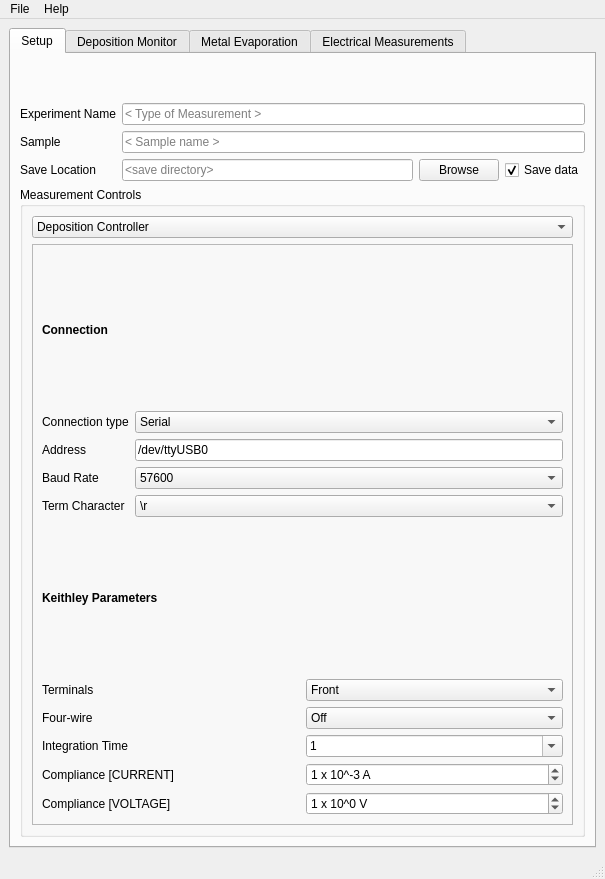
This is src/insitu_ECHO_GUI_2.ui in AFMD/echo-monitor as Qt 5 draws it before an edit. The edited form follows.
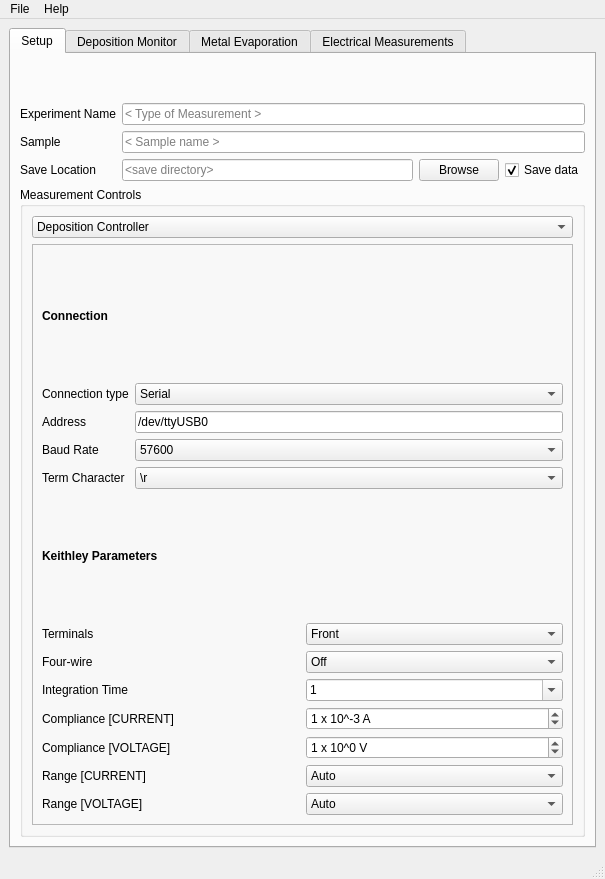
This is the edited form. The open tabs and pages were chosen to show the change. Custom widgets are drawn as their Qt base class.

```diff
--- a/src/insitu_ECHO_GUI_2.ui
+++ b/src/insitu_ECHO_GUI_2.ui
@@ -178,6 +178,456 @@
                <property name="currentIndex">
                 <number>2</number>
                </property>
+               <widget class="QWidget" name="page_deposition">
+                <layout class="QGridLayout" name="gridLayout_18">
+                 <item row="0" column="0">
+                  <layout class="QVBoxLayout" name="verticalLayout_8">
+                   <item>
+                    <layout class="QGridLayout" name="gridLayout_8">
+                     <item row="1" column="0">
+                      <widget class="QLabel" name="label_26">
+                       <property name="text">
+                        <string>Sample time</string>
+                       </property>
+                      </widget>
+                     </item>
+                     <item row="1" column="1">
+                      <widget class="QDoubleSpinBox" name="doubleSpinBox_5">
+                       <property name="accessibleName">
+                        <string>QCM_sampleTime</string>
+                       </property>
+                       <property name="suffix">
+                        <string> seconds</string>
+                       </property>
+                       <property name="decimals">
+                        <number>1</number>
+                       </property>
+                       <property name="maximum">
+                        <double>60.000000000000000</double>
+                       </property>
+                       <property name="value">
+                        <double>1.000000000000000</double>
+                       </property>
+                      </widget>
+                     </item>
+                     <item row="0" column="0">
+                      <widget class="QLabel" name="label_33">
+                       <property name="text">
+                        <string>Serial address</string>
+                       </property>
+                      </widget>
+                     </item>
+                     <item row="0" column="1">
+                      <widget class="QLineEdit" name="lineEdit_4">
+                       <property name="accessibleName">
+                        <string>inficonAddr</string>
+                       </property>
+                       <property name="text">
+                        <string>/dev/ttyS0</string>
+                       </property>
+                       <property name="placeholderText">
+                        <string>/dev/</string>
+                       </property>
+                      </widget>
+                     </item>
+                    </layout>
+                   </item>
+                   <item>
+                    <spacer name="verticalSpacer_3">
+                     <property name="orientation">
+                      <enum>Qt::Vertical</enum>
+                     </property>
+                     <property name="sizeType">
+                      <enum>QSizePolicy::Minimum</enum>
+                     </property>
+                     <property name="sizeHint" stdset="0">
+                      <size>
+                       <width>20</width>
+                       <height>40</height>
+                      </size>
+                     </property>
+                    </spacer>
+                   </item>
+                   <item>
+                    <layout class="QGridLayout" name="gridLayout_9">
+                     <item row="0" column="0">
+                      <widget class="QLabel" name="label_29">
+                       <property name="font">
+                        <font>
+                         <weight>75</weight>
+                         <bold>true</bold>
+                        </font>
+                       </property>
+                       <property name="text">
+                        <string>QCM Channels to monitor:</string>
+                       </property>
+                      </widget>
+                     </item>
+                     <item row="0" column="1">
+                      <widget class="QCheckBox" name="checkBoxQCM1">
+                       <property name="accessibleName">
+                        <string>QCM1</string>
+                       </property>
+                       <property name="layoutDirection">
+                        <enum>Qt::LeftToRight</enum>
+                       </property>
+                       <property name="autoFillBackground">
+                        <bool>false</bool>
+                       </property>
+                       <property name="text">
+                        <string>Channel 1</string>
+                       </property>
+                       <property name="checked">
+                        <bool>true</bool>
+                       </property>
+                      </widget>
+                     </item>
+                     <item row="1" column="1">
+                      <widget class="QCheckBox" name="checkBoxQCM2">
+                       <property name="accessibleName">
+                        <string>QCM2</string>
+                       </property>
+                       <property name="text">
+                        <string>Channel 2</string>
+                       </property>
+                       <property name="checked">
+                        <bool>true</bool>
+                       </property>
+                      </widget>
+                     </item>
+                     <item row="2" column="1">
+                      <widget class="QCheckBox" name="checkBoxQCM3">
+                       <property name="accessibleName">
+                        <string>QCM3</string>
+                       </property>
+                       <property name="text">
+                        <string>Channel 3</string>
+                       </property>
+                      </widget>
+                     </item>
+                     <item row="3" column="1">
+                      <widget class="QCheckBox" name="checkBoxQCM4">
+                       <property name="accessibleName">
+                        <string>QCM4</string>
+                       </property>
+                       <property name="text">
+                        <string>Channel 4</string>
+                       </property>
+                      </widget>
+                     </item>
+                    </layout>
+                   </item>
+                  </layout>
+                 </item>
+                </layout>
+               </widget>
+               <widget class="QWidget" name="page_keithley">
+                <layout class="QGridLayout" name="gridLayout_17">
+                 <item row="0" column="0">
+                  <layout class="QVBoxLayout" name="verticalLayout_5">
+                   <item>
+                    <widget class="QLabel" name="label_22">
+                     <property name="font">
+                      <font>
+                       <weight>75</weight>
+                       <bold>true</bold>
+                      </font>
+                     </property>
+                     <property name="text">
+                      <string>Connection</string>
+                     </property>
+                    </widget>
+                   </item>
+                   <item>
+                    <layout class="QGridLayout" name="gridLayout_5">
+                     <item row="0" column="0">
+                      <widget class="QLabel" name="label_12">
+                       <property name="text">
+                        <string>Connection type</string>
+                       </property>
+                      </widget>
+                     </item>
+                     <item row="2" column="0">
+                      <widget class="QLabel" name="label_13">
+                       <property name="text">
+                        <string>Baud Rate</string>
+                       </property>
+                      </widget>
+                     </item>
+                     <item row="3" column="0">
+                      <widget class="QLabel" name="label_14">
+                       <property name="text">
+                        <string>Term Character</string>
+                       </property>
+                      </widget>
+                     </item>
+                     <item row="2" column="1">
+                      <widget class="QComboBox" name="comboBox_3">
+                       <property name="accessibleName">
+                        <string>baudR</string>
+                       </property>
+                       <item>
+                        <property name="text">
+                         <string>57600</string>
+                        </property>
+                       </item>
+                      </widget>
+                     </item>
+                     <item row="0" column="1">
+                      <widget class="QComboBox" name="comboBox">
+                       <property name="accessibleName">
+                        <string>connectionType</string>
+                       </property>
+                       <item>
+                        <property name="text">
+                         <string>Serial</string>
+                        </property>
+                       </item>
+                       <item>
+                        <property name="text">
+                         <string>GPIB</string>
+                        </property>
+                       </item>
+                       <item>
+                        <property name="text">
+                         <string>Other</string>
+                        </property>
+                       </item>
+                      </widget>
+                     </item>
+                     <item row="3" column="1">
+                      <widget class="QComboBox" name="comboBox_4">
+                       <property name="accessibleName">
+                        <string>termChar</string>
+                       </property>
+                       <item>
+                        <property name="text">
+                         <string>\r</string>
+                        </property>
+                       </item>
+                      </widget>
+                     </item>
+                     <item row="1" column="0">
+                      <widget class="QLabel" name="label_15">
+                       <property name="text">
+                        <string>Address</string>
+                       </property>
+                      </widget>
+                     </item>
+                     <item row="1" column="1">
+                      <widget class="QLineEdit" name="lineEdit">
+                       <property name="whatsThis">
+                        <string/>
+                       </property>
+                       <property name="accessibleName">
+                        <string>connectionAddr</string>
+                       </property>
+                       <property name="text">
+                        <string>/dev/ttyUSB0</string>
+                       </property>
+                      </widget>
+                     </item>
+                    </layout>
+                   </item>
+                   <item>
+                    <widget class="QLabel" name="label_20">
+                     <property name="font">
+                      <font>
+                       <weight>75</weight>
+                       <bold>true</bold>
+                      </font>
+                     </property>
+                     <property name="text">
+                      <string>Keithley Parameters</string>
+                     </property>
+                    </widget>
+                   </item>
+                   <item>
+                    <layout class="QGridLayout" name="gridLayout_7">
+                     <item row="1" column="1">
+                      <widget class="QComboBox" name="comboBox_7">
+                       <property name="accessibleName">
+                        <string>4wire</string>
+                       </property>
+                       <item>
+                        <property name="text">
+                         <string>Off</string>
+                        </property>
+                       </item>
+                       <item>
+                        <property name="text">
+                         <string>On</string>
+                        </property>
+                       </item>
+                      </widget>
+                     </item>
+                     <item row="3" column="0">
+                      <widget class="QLabel" name="label_25">
+                       <property name="text">
+                        <string>Compliance [CURRENT]</string>
+                       </property>
+                      </widget>
+                     </item>
+                     <item row="1" column="0">
+                      <widget class="QLabel" name="label_18">
+                       <property name="text">
+                        <string>Four-wire</string>
+                       </property>
+                      </widget>
+                     </item>
+                     <item row="0" column="0">
+                      <widget class="QLabel" name="label_17">
+                       <property name="text">
+                        <string>Terminals</string>
+                       </property>
+                      </widget>
+                     </item>
+                     <item row="2" column="0">
+                      <widget class="QLabel" name="label_19">
+                       <property name="text">
+                        <string>Integration Time</string>
+                       </property>
+                      </widget>
+                     </item>
+                     <item row="0" column="1">
+                      <widget class="QComboBox" name="comboBox_6">
+                       <property name="accessibleName">
+                        <string>route</string>
+                       </property>
+                       <item>
+                        <property name="text">
+                         <string>Front</string>
+                        </property>
+                       </item>
+                       <item>
+                        <property name="text">
+                         <string>Rear</string>
+                        </property>
+                       </item>
+                      </widget>
+                     </item>
+                     <item row="3" column="1">
+                      <widget class="QSpinBox" name="spinBox">
+                       <property name="accessibleName">
+                        <string>complianceI</string>
+                       </property>
+                       <property name="suffix">
+                        <string> A</string>
+                       </property>
+                       <property name="prefix">
+                        <string>1 x 10^</string>
+                       </property>
+                       <property name="minimum">
+                        <number>-9</number>
+                       </property>
+                       <property name="maximum">
+                        <number>1</number>
+                       </property>
+                       <property name="value">
+                        <number>-3</number>
+                       </property>
+                      </widget>
+                     </item>
+                     <item row="2" column="1">
+                      <widget class="QComboBox" name="comboBox_8">
+                       <property name="accessibleName">
+                        <string>integrationTime</string>
+                       </property>
+                       <property name="editable">
+                        <bool>true</bool>
+                       </property>
+                       <property name="currentIndex">
+                        <number>2</number>
+                       </property>
+                       <item>
+                        <property name="text">
+                         <string>0.01</string>
+                        </property>
+                       </item>
+                       <item>
+                        <property name="text">
+                         <string>0.1</string>
+                        </property>
+                       </item>
+                       <item>
+                        <property name="text">
+                         <string>1</string>
+                        </property>
+                       </item>
+                       <item>
+                        <property name="text">
+                         <string>10</string>
+                        </property>
+                       </item>
+                      </widget>
+                     </item>
+                     <item row="4" column="0">
+                      <widget class="QLabel" name="label_32">
+                       <property name="text">
+                        <string>Compliance [VOLTAGE]</string>
+                       </property>
+                      </widget>
+                     </item>
+                     <item row="4" column="1">
+                      <widget class="QSpinBox" name="spinBox_2">
+                       <property name="accessibleName">
+                        <string>complianceV</string>
+                       </property>
+                       <property name="suffix">
+                        <string> V</string>
+                       </property>
+                       <property name="prefix">
+                        <string>1 x 10^</string>
+                       </property>
+                       <property name="minimum">
+                        <number>-6</number>
+                       </property>
+                       <property name="maximum">
+                        <number>2</number>
+                       </property>
+                       <property name="value">
+                        <number>0</number>
+                       </property>
+                      </widget>
+                     </item>
+                     <item row="5" column="0">
+                      <widget class="QLabel" name="label_35">
+                       <property name="text">
+                        <string>Range [CURRENT]</string>
+                       </property>
+                      </widget>
+                     </item>
+                     <item row="6" column="0">
+                      <widget class="QLabel" name="label_36">
+                       <property name="text">
+                        <string>Range [VOLTAGE]</string>
+                       </property>
+                      </widget>
+                     </item>
+                     <item row="5" column="1">
+                      <widget class="QComboBox" name="comboBox_2">
+                       <item>
+                        <property name="text">
+                         <string>Auto</string>
+                        </property>
+                       </item>
+                      </widget>
+                     </item>
+                     <item row="6" column="1">
+                      <widget class="QComboBox" name="comboBox_5">
+                       <item>
+                        <property name="text">
+                         <string>Auto</string>
+                        </property>
+                       </item>
+                      </widget>
+                     </item>
+                    </layout>
+                   </item>
+                  </layout>
+                 </item>
+                </layout>
+               </widget>
                <widget class="QWidget" name="page_IVmeas">
                 <layout class="QGridLayout" name="gridLayout_16">
                  <item row="0" column="0">
@@ -727,421 +1177,6 @@
                  </item>
                 </layout>
                </widget>
-               <widget class="QWidget" name="page_keithley">
-                <layout class="QGridLayout" name="gridLayout_17">
-                 <item row="0" column="0">
-                  <layout class="QVBoxLayout" name="verticalLayout_5">
-                   <item>
-                    <widget class="QLabel" name="label_22">
-                     <property name="font">
-                      <font>
-                       <weight>75</weight>
-                       <bold>true</bold>
-                      </font>
-                     </property>
-                     <property name="text">
-                      <string>Connection</string>
-                     </property>
-                    </widget>
-                   </item>
-                   <item>
-                    <layout class="QGridLayout" name="gridLayout_5">
-                     <item row="0" column="0">
-                      <widget class="QLabel" name="label_12">
-                       <property name="text">
-                        <string>Connection type</string>
-                       </property>
-                      </widget>
-                     </item>
-                     <item row="2" column="0">
-                      <widget class="QLabel" name="label_13">
-                       <property name="text">
-                        <string>Baud Rate</string>
-                       </property>
-                      </widget>
-                     </item>
-                     <item row="3" column="0">
-                      <widget class="QLabel" name="label_14">
-                       <property name="text">
-                        <string>Term Character</string>
-                       </property>
-                      </widget>
-                     </item>
-                     <item row="2" column="1">
-                      <widget class="QComboBox" name="comboBox_3">
-                       <property name="accessibleName">
-                        <string>baudR</string>
-                       </property>
-                       <item>
-                        <property name="text">
-                         <string>57600</string>
-                        </property>
-                       </item>
-                      </widget>
-                     </item>
-                     <item row="0" column="1">
-                      <widget class="QComboBox" name="comboBox">
-                       <property name="accessibleName">
-                        <string>connectionType</string>
-                       </property>
-                       <item>
-                        <property name="text">
-                         <string>Serial</string>
-                        </property>
-                       </item>
-                       <item>
-                        <property name="text">
-                         <string>GPIB</string>
-                        </property>
-                       </item>
-                       <item>
-                        <property name="text">
-                         <string>Other</string>
-                        </property>
-                       </item>
-                      </widget>
-                     </item>
-                     <item row="3" column="1">
-                      <widget class="QComboBox" name="comboBox_4">
-                       <property name="accessibleName">
-                        <string>termChar</string>
-                       </property>
-                       <item>
-                        <property name="text">
-                         <string>\r</string>
-                        </property>
-                       </item>
-                      </widget>
-                     </item>
-                     <item row="1" column="0">
-                      <widget class="QLabel" name="label_15">
-                       <property name="text">
-                        <string>Address</string>
-                       </property>
-                      </widget>
-                     </item>
-                     <item row="1" column="1">
-                      <widget class="QLineEdit" name="lineEdit">
-                       <property name="accessibleName">
-                        <string>connectionAddr</string>
-                       </property>
-                       <property name="text">
-                        <string>/dev/ttyUSB0</string>
-                       </property>
-                      </widget>
-                     </item>
-                    </layout>
-                   </item>
-                   <item>
-                    <widget class="QLabel" name="label_20">
-                     <property name="font">
-                      <font>
-                       <weight>75</weight>
-                       <bold>true</bold>
-                      </font>
-                     </property>
-                     <property name="text">
-                      <string>Keithley Parameters</string>
-                     </property>
-                    </widget>
-                   </item>
-                   <item>
-                    <layout class="QGridLayout" name="gridLayout_7">
-                     <item row="1" column="1">
-                      <widget class="QComboBox" name="comboBox_7">
-                       <property name="accessibleName">
-                        <string>4wire</string>
-                       </property>
-                       <item>
-                        <property name="text">
-                         <string>Off</string>
-                        </property>
-                       </item>
-                       <item>
-                        <property name="text">
-                         <string>On</string>
-                        </property>
-                       </item>
-                      </widget>
-                     </item>
-                     <item row="3" column="0">
-                      <widget class="QLabel" name="label_25">
-                       <property name="text">
-                        <string>Compliance [CURRENT]</string>
-                       </property>
-                      </widget>
-                     </item>
-                     <item row="1" column="0">
-                      <widget class="QLabel" name="label_18">
-                       <property name="text">
-                        <string>Four-wire</string>
-                       </property>
-                      </widget>
-                     </item>
-                     <item row="0" column="0">
-                      <widget class="QLabel" name="label_17">
-                       <property name="text">
-                        <string>Terminals</string>
-                       </property>
-                      </widget>
-                     </item>
-                     <item row="2" column="0">
-                      <widget class="QLabel" name="label_19">
-                       <property name="text">
-                        <string>Integration Time</string>
-                       </property>
-                      </widget>
-                     </item>
-                     <item row="0" column="1">
-                      <widget class="QComboBox" name="comboBox_6">
-                       <property name="accessibleName">
-                        <string>route</string>
-                       </property>
-                       <item>
-                        <property name="text">
-                         <string>Front</string>
-                        </property>
-                       </item>
-                       <item>
-                        <property name="text">
-                         <string>Rear</string>
-                        </property>
-                       </item>
-                      </widget>
-                     </item>
-                     <item row="3" column="1">
-                      <widget class="QSpinBox" name="spinBox">
-                       <property name="accessibleName">
-                        <string>complianceI</string>
-                       </property>
-                       <property name="suffix">
-                        <string> A</string>
-                       </property>
-                       <property name="prefix">
-                        <string>1 x 10^</string>
-                       </property>
-                       <property name="minimum">
-                        <number>-9</number>
-                       </property>
-                       <property name="maximum">
-                        <number>1</number>
-                       </property>
-                       <property name="value">
-                        <number>-3</number>
-                       </property>
-                      </widget>
-                     </item>
-                     <item row="2" column="1">
-                      <widget class="QComboBox" name="comboBox_8">
-                       <property name="accessibleName">
-                        <string>integrationTime</string>
-                       </property>
-                       <property name="editable">
-                        <bool>true</bool>
-                       </property>
-                       <property name="currentIndex">
-                        <number>2</number>
-                       </property>
-                       <item>
-                        <property name="text">
-                         <string>0.01</string>
-                        </property>
-                       </item>
-                       <item>
-                        <property name="text">
-                         <string>0.1</string>
-                        </property>
-                       </item>
-                       <item>
-                        <property name="text">
-                         <string>1</string>
-                        </property>
-                       </item>
-                       <item>
-                        <property name="text">
-                         <string>10</string>
-                        </property>
-                       </item>
-                      </widget>
-                     </item>
-                     <item row="4" column="0">
-                      <widget class="QLabel" name="label_32">
-                       <property name="text">
-                        <string>Compliance [VOLTAGE]</string>
-                       </property>
-                      </widget>
-                     </item>
-                     <item row="4" column="1">
-                      <widget class="QSpinBox" name="spinBox_2">
-                       <property name="accessibleName">
-                        <string>complianceV</string>
-                       </property>
-                       <property name="suffix">
-                        <string> V</string>
-                       </property>
-                       <property name="prefix">
-                        <string>1 x 10^</string>
-                       </property>
-                       <property name="minimum">
-                        <number>-6</number>
-                       </property>
-                       <property name="maximum">
-                        <number>2</number>
-                       </property>
-                       <property name="value">
-                        <number>0</number>
-                       </property>
-                      </widget>
-                     </item>
-                    </layout>
-                   </item>
-                  </layout>
-                 </item>
-                </layout>
-               </widget>
-               <widget class="QWidget" name="page_deposition">
-                <layout class="QGridLayout" name="gridLayout_18">
-                 <item row="0" column="0">
-                  <layout class="QVBoxLayout" name="verticalLayout_8">
-                   <item>
-                    <layout class="QGridLayout" name="gridLayout_8">
-                     <item row="1" column="0">
-                      <widget class="QLabel" name="label_26">
-                       <property name="text">
-                        <string>Sample time</string>
-                       </property>
-                      </widget>
-                     </item>
-                     <item row="1" column="1">
-                      <widget class="QDoubleSpinBox" name="doubleSpinBox_5">
-                       <property name="accessibleName">
-                        <string>QCM_sampleTime</string>
-                       </property>
-                       <property name="suffix">
-                        <string> seconds</string>
-                       </property>
-                       <property name="decimals">
-                        <number>1</number>
-                       </property>
-                       <property name="maximum">
-                        <double>60.000000000000000</double>
-                       </property>
-                       <property name="value">
-                        <double>1.000000000000000</double>
-                       </property>
-                      </widget>
-                     </item>
-                     <item row="0" column="0">
-                      <widget class="QLabel" name="label_33">
-                       <property name="text">
-                        <string>Serial address</string>
-                       </property>
-                      </widget>
-                     </item>
-                     <item row="0" column="1">
-                      <widget class="QLineEdit" name="lineEdit_4">
-                       <property name="accessibleName">
-                        <string>inficonAddr</string>
-                       </property>
-                       <property name="text">
-                        <string>/dev/ttyS0</string>
-                       </property>
-                       <property name="placeholderText">
-                        <string>/dev/</string>
-                       </property>
-                      </widget>
-                     </item>
-                    </layout>
-                   </item>
-                   <item>
-                    <spacer name="verticalSpacer_3">
-                     <property name="orientation">
-                      <enum>Qt::Vertical</enum>
-                     </property>
-                     <property name="sizeType">
-                      <enum>QSizePolicy::Minimum</enum>
-                     </property>
-                     <property name="sizeHint" stdset="0">
-                      <size>
-                       <width>20</width>
-                       <height>40</height>
-                      </size>
-                     </property>
-                    </spacer>
-                   </item>
-                   <item>
-                    <layout class="QGridLayout" name="gridLayout_9">
-                     <item row="0" column="0">
-                      <widget class="QLabel" name="label_29">
-                       <property name="font">
-                        <font>
-                         <weight>75</weight>
-                         <bold>true</bold>
-                        </font>
-                       </property>
-                       <property name="text">
-                        <string>QCM Channels to monitor:</string>
-                       </property>
-                      </widget>
-                     </item>
-                     <item row="0" column="1">
-                      <widget class="QCheckBox" name="checkBoxQCM1">
-                       <property name="accessibleName">
-                        <string>QCM1</string>
-                       </property>
-                       <property name="layoutDirection">
-                        <enum>Qt::LeftToRight</enum>
-                       </property>
-                       <property name="autoFillBackground">
-                        <bool>false</bool>
-                       </property>
-                       <property name="text">
-                        <string>Channel 1</string>
-                       </property>
-                       <property name="checked">
-                        <bool>true</bool>
-                       </property>
-                      </widget>
-                     </item>
-                     <item row="1" column="1">
-                      <widget class="QCheckBox" name="checkBoxQCM2">
-                       <property name="accessibleName">
-                        <string>QCM2</string>
-                       </property>
-                       <property name="text">
-                        <string>Channel 2</string>
-                       </property>
-                       <property name="checked">
-                        <bool>true</bool>
-                       </property>
-                      </widget>
-                     </item>
-                     <item row="2" column="1">
-                      <widget class="QCheckBox" name="checkBoxQCM3">
-                       <property name="accessibleName">
-                        <string>QCM3</string>
-                       </property>
-                       <property name="text">
-                        <string>Channel 3</string>
-                       </property>
-                      </widget>
-                     </item>
-                     <item row="3" column="1">
-                      <widget class="QCheckBox" name="checkBoxQCM4">
-                       <property name="accessibleName">
-                        <string>QCM4</string>
-                       </property>
-                       <property name="text">
-                        <string>Channel 4</string>
-                       </property>
-                      </widget>
-                     </item>
-                    </layout>
-                   </item>
-                  </layout>
-                 </item>
-                </layout>
-               </widget>
                <widget class="QWidget" name="Substrate_page">
                 <layout class="QGridLayout" name="gridLayout_19">
                  <item row="0" column="0">
```
Left out of the diff: 110 changed lines with no effect on the pictures.
